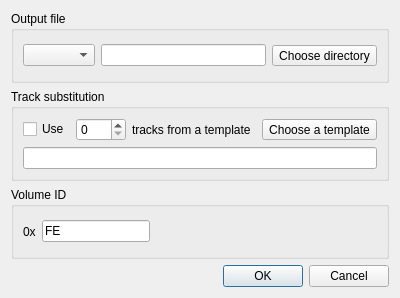
Before: the Qt Designer form src/convertdialog.ui in Ptr314/dsk_commander, drawn with Qt 5.
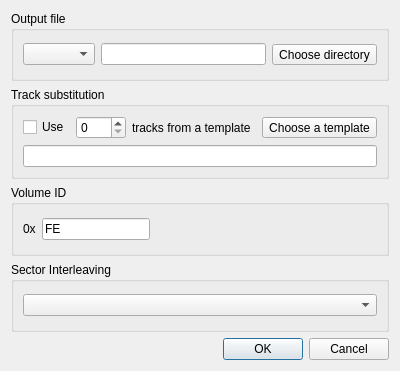
After: the same form once the commit is applied. Icons and pictures are not drawn.

```diff
--- a/src/convertdialog.ui
+++ b/src/convertdialog.ui
@@ -7,7 +7,7 @@
     <x>0</x>
     <y>0</y>
     <width>400</width>
-    <height>298</height>
+    <height>371</height>
    </rect>
   </property>
   <property name="minimumSize">
@@ -210,6 +210,18 @@
      </layout>
     </widget>
    </item>
+   <item>
+    <widget class="QGroupBox" name="interleavingGroup">
+     <property name="title">
+      <string>Sector Interleaving</string>
+     </property>
+     <layout class="QHBoxLayout" name="horizontalLayout_6">
+      <item>
+       <widget class="QComboBox" name="interleavingCombo"/>
+      </item>
+     </layout>
+    </widget>
+   </item>
    <item>
     <widget class="QDialogButtonBox" name="buttonBox">
      <property name="orientation">
```
Left out of the diff: 6 changed lines with no effect on the pictures.
